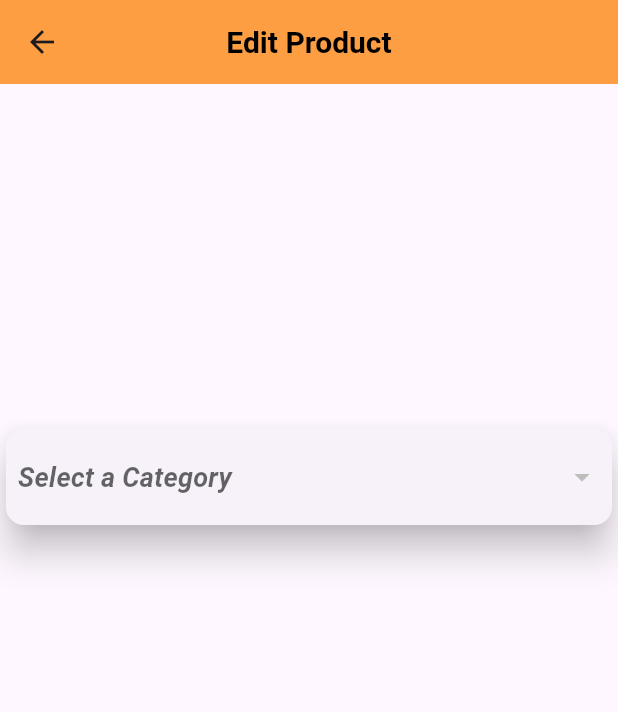
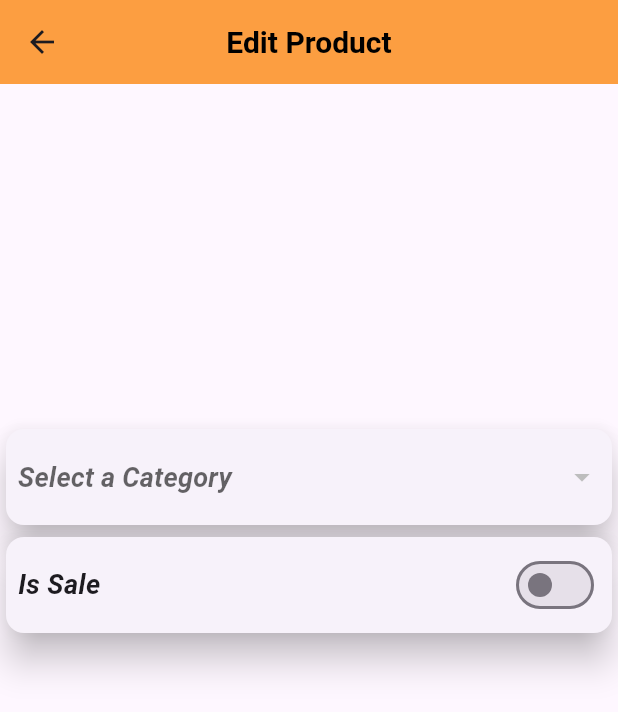
Before and after one commit to Anik-Adnan/BiswasShopAdminPanel, a Flutter app: the EditProductScreen screen opened directly with empty values, on a phone screen of 412 x 824 dp. Shown: the top 712 px of the screen. Run offline on Flutter 3.47's test engine with Material 3 defaults, Android fonts, the phone set to English and light mode, and no system bars; our stand-ins replace cached_network_image, cloud_firestore, device_info_plus, firebase_core, firebase_storage, flutter_easyloading and 3 more; accounts and stored records are empty.

Commit message:
add issale builder in editScreen

```diff
--- a/biswas_shop_admin_panel/lib/screens/edit_product_screen.dart
+++ b/biswas_shop_admin_panel/lib/screens/edit_product_screen.dart
@@ -1,7 +1,9 @@
 
 import 'package:biswas_shop_admin_panel/controllers/category_dropdown_controller.dart';
 import 'package:biswas_shop_admin_panel/controllers/edit_product_controller.dart';
+import 'package:biswas_shop_admin_panel/controllers/isSale_controller.dart';
 import 'package:biswas_shop_admin_panel/model/product-model.dart';
+import 'package:biswas_shop_admin_panel/utils/app_constant.dart';
 import 'package:biswas_shop_admin_panel/widgets/dropdown_category_widget.dart';
 import 'package:cached_network_image/cached_network_image.dart';
 import 'package:flutter/cupertino.dart';
@@ -94,6 +96,30 @@ class _EditProductControllerState extends State<EditProductScreen>{
                     ),
                     SizedBox(height: 20.0,),
                     DropDownCategoryWidget(),
+                    GetBuilder<IsSaleController>(
+                      init: IsSaleController(),
+                      builder: (isSaleController) {
+                        return Card(
+                          elevation: 10,
+                          child: Padding(
+                            padding: EdgeInsets.all(8.0),
+                            child: Row(
+                              mainAxisAlignment: MainAxisAlignment.spaceBetween,
+                              children: [
+                                Text("Is Sale",style: TextStyle(fontWeight: FontWeight.bold,fontStyle: FontStyle.italic,fontSize: 18.0 ),),
+                                Switch(
+                                  value: isSaleController.isSale.value,
+                                  activeColor: AppConstant.appSecondaryColor,
+                                  onChanged: (value) {
+                                    isSaleController.toggleIsSale(value);
+                                  },
+                                )
+                              ],
+                            ),
+                          ),
+                        );
+                      },
+                    ),
 
                   ],
                 ),
```
